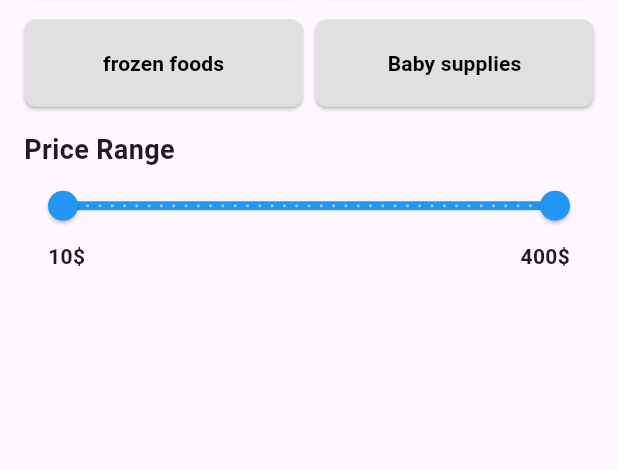
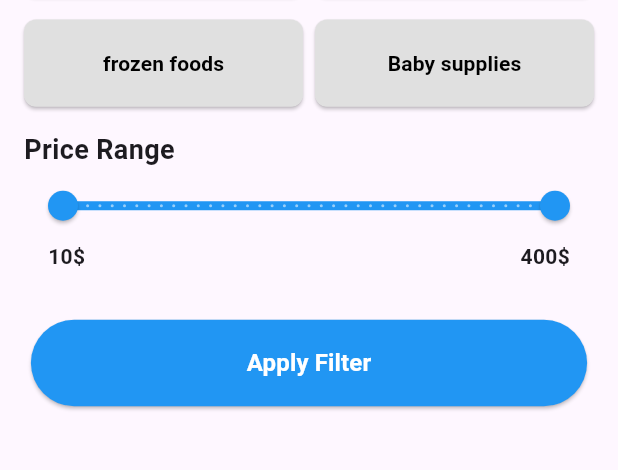
Before and after one commit to faisal-abdelnase/supermarket-delivery, a Flutter app: the SearchByFilter screen opened by its route, on a phone screen of 412 x 824 dp, the part 434-904 px from its top. Run offline on Flutter 3.47's test engine with Material 3 defaults, Android fonts, the phone set to English and light mode, and no system bars; our stand-ins replace curved_navigation_bar, font_awesome_flutter, percent_indicator, pin_code_fields, shared_preferences; accounts and stored records are empty.

Commit message:
add button to search by filter padge

```diff
--- a/lib/features/home/presentation/view/search_by_filter.dart
+++ b/lib/features/home/presentation/view/search_by_filter.dart
@@ -1,5 +1,6 @@
 import 'package:flutter/material.dart';
 import 'package:provider/provider.dart';
+import 'package:super_market_app/core/utils/widgets/custom_elvated_button.dart';
 import 'package:super_market_app/features/home/presentation/manager/filter_provider.dart';
 import 'package:super_market_app/features/home/presentation/view/widgets/range_slider_price.dart';
 import 'package:super_market_app/features/home/presentation/view/widgets/search_by_filter_header.dart';
@@ -13,6 +14,8 @@ class SearchByFilter extends StatelessWidget {
 
   @override
   Widget build(BuildContext context) {
+    final screenWidth = MediaQuery.of(context).size.width;
+    final screenHeight = MediaQuery.of(context).size.height;
     return MultiProvider(
       providers: [
         ChangeNotifierProvider(
@@ -28,16 +31,18 @@ class SearchByFilter extends StatelessWidget {
 
               children: [
                 SearchByFilterHeader(),
-                SizedBox(
-                  height: 16,
-                ),
+
+                SizedBox(height: 16,),
+
                 GridViewButtonFilter(),
 
                 SizedBox(height: 16,),
 
                 RangeSliderPrice(),
 
+                SizedBox(height: 32,),
 
+                CustomElvatedButton(screenWidth: screenWidth, screenHeight: screenHeight, text: "Apply Filter", onPressed: (){}),
 
               ],
             ),
```
Also changed, not shown: lib/core/utils/widgets/custom_elvated_button.dart (renamed from lib/features/Auth/presentation/view/widgets/custom_elvated_button.dart).
